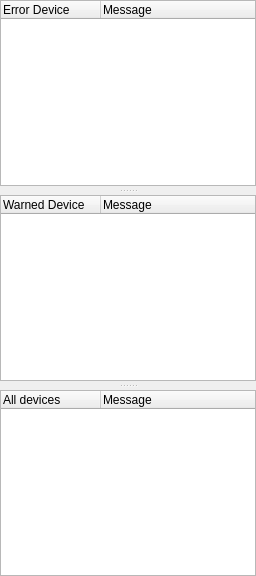
First picture: the form in resource/robotmonitor_mainwidget.ui, repository ros2-gbp/rqt_robot_monitor-release, before the edit.
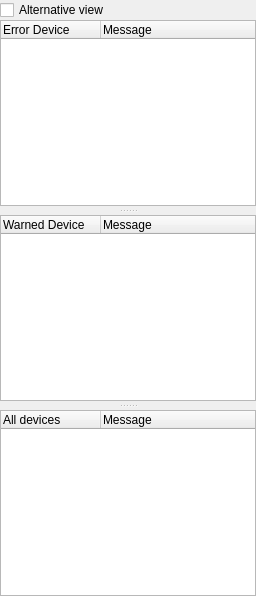
Second picture: the form after the edit. Custom widgets are drawn as their Qt base class.

What changed in the file:
```diff
--- a/resource/robotmonitor_mainwidget.ui
+++ b/resource/robotmonitor_mainwidget.ui
@@ -19,6 +19,13 @@
     <number>0</number>
    </property>
    <item>
+    <widget class="QCheckBox" name="alternative_view_checkBox">
+      <property name="text">
+       <string>Alternative view</string>
+      </property>
+    </widget>
+    </item>
+    <item>
     <widget class="QSplitter" name="splitter">
      <property name="orientation">
       <enum>Qt::Vertical</enum>
```
